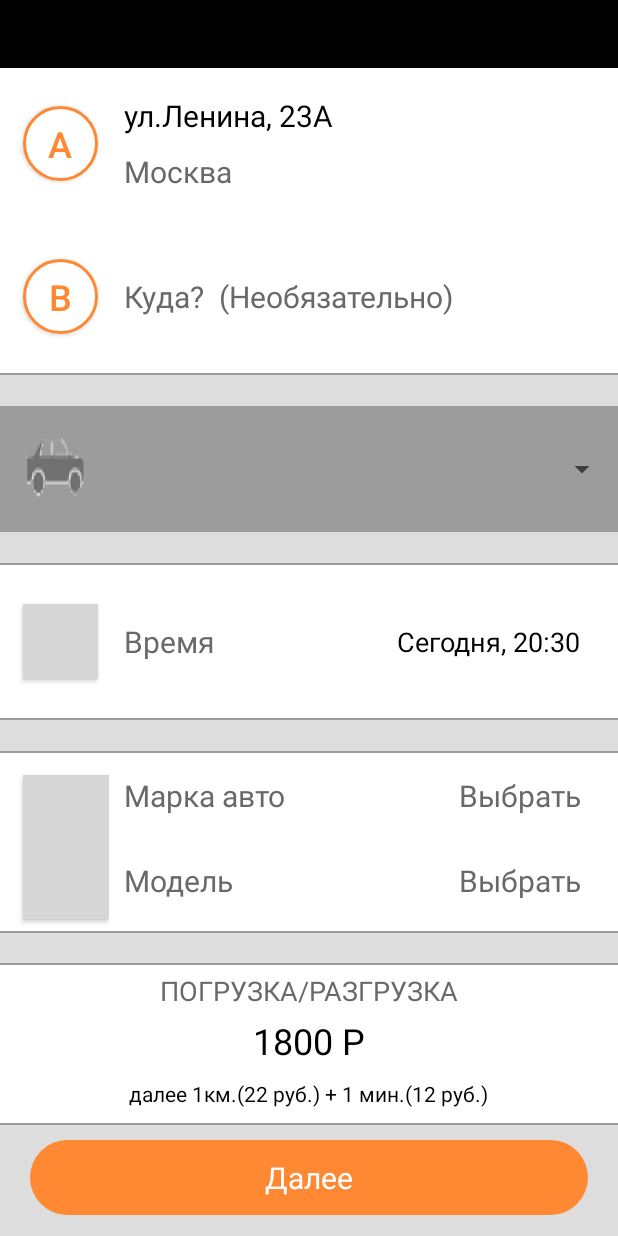
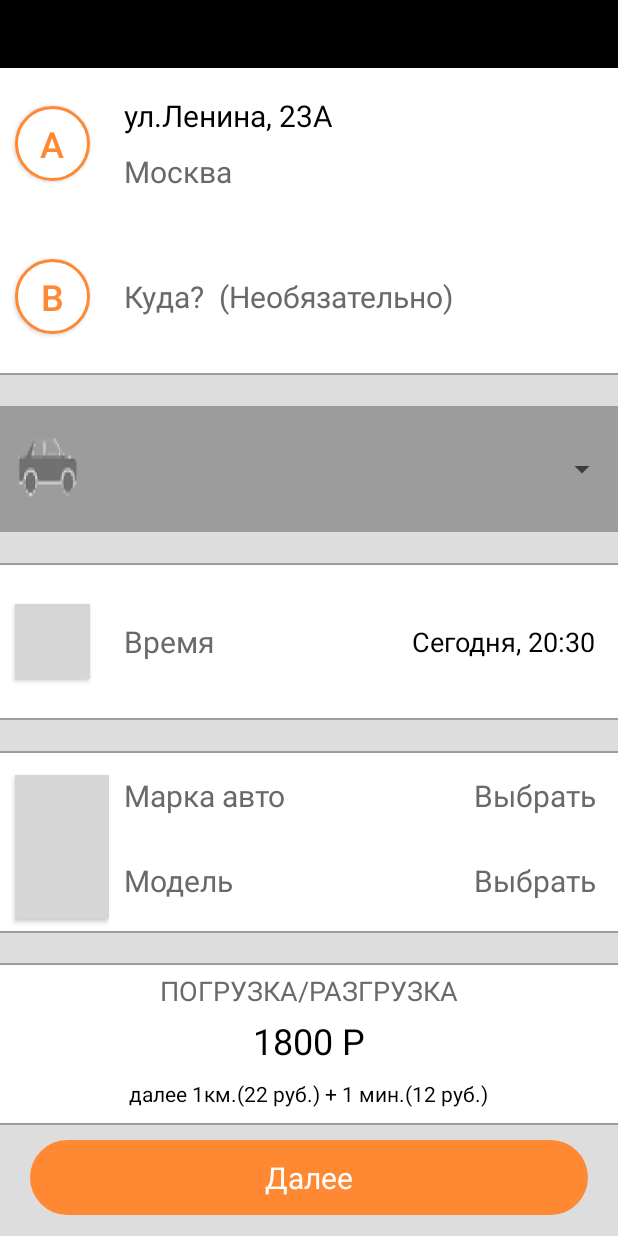
Before and after one commit to PapinPar/Evacuator, an Android app: the screen it shows after launch (MainActivity), on a phone screen of 412 x 824 dp. Run offline under Robolectric (Android 15) with nearby library versions, the phone set to English and light mode, and no system bars; grey boxes are pictures that could not be loaded.

Commit message:
init_0.0.3

```diff
--- a/app/src/main/res/layout/activity_main2.xml
+++ b/app/src/main/res/layout/activity_main2.xml
@@ -33,15 +33,15 @@
             <LinearLayout
                 android:layout_width="match_parent"
                 android:layout_height="match_parent"
-                android:layout_weight="3.3"
-                android:gravity="center_vertical">
+                android:gravity="center_vertical"
+                android:layout_weight="3.3">
                 <Button
                     android:layout_width="50dp"
                     android:layout_height="50dp"
                     android:background="@drawable/shape_image1"
                     android:text="A"
                     android:textSize="24dp"
-                    android:layout_marginLeft="15dp"
+                    android:layout_marginLeft="10dp"
                     android:textColor="@color/colorButton" />
             </LinearLayout>
             <LinearLayout
@@ -88,7 +88,7 @@
                     android:background="@drawable/shape_image1"
                     android:text="B"
                     android:textSize="24dp"
-                    android:layout_marginLeft="15dp"
+                    android:layout_marginLeft="10dp"
                     android:textColor="@color/colorButton" />
             </LinearLayout>
             <LinearLayout
@@ -135,7 +135,7 @@
             <ImageView
                 android:layout_width="wrap_content"
                 android:layout_height="match_parent"
-                android:layout_marginLeft="15dp"
+                android:layout_marginLeft="10dp"
                 android:background="@mipmap/icon_car"
                 android:layout_weight="0.08" />
 
@@ -172,7 +172,7 @@
                     android:layout_width="50dp"
                     android:layout_height="50dp"
                     android:textSize="24dp"
-                    android:layout_marginLeft="15dp"
+                    android:layout_marginLeft="10dp"
                     android:background="@mipmap/clock" />
             </LinearLayout>
             <LinearLayout
@@ -180,7 +180,7 @@
                 android:layout_height="match_parent"
                 android:orientation="horizontal"
                 android:gravity="center_vertical|left"
-                android:layout_weight="1.15">
+                android:layout_weight="1.5">
                 <TextView
                     android:layout_width="wrap_content"
                     android:layout_height="wrap_content"
@@ -194,11 +194,11 @@
                 android:layout_height="match_parent"
                 android:orientation="horizontal"
                 android:gravity="center_vertical|right"
-                android:layout_weight="1.2">
+                android:layout_weight="0.85">
                 <TextView
                     android:layout_width="wrap_content"
                     android:layout_height="wrap_content"
-                    android:layout_marginRight="25dp"
+                    android:layout_marginRight="15dp"
                     android:text="Сегодня, 20:30"
                     android:textSize="18dp"
                     android:layout_marginLeft="10dp"
@@ -232,7 +232,7 @@
                     android:layout_width="wrap_content"
                     android:layout_height="wrap_content"
                     android:background="@mipmap/avto"
-                    android:layout_marginLeft="15dp" />
+                    android:layout_marginLeft="10dp" />
             </LinearLayout>
             <LinearLayout
                 android:layout_width="match_parent"
@@ -274,7 +274,7 @@
                             android:layout_height="match_parent"
                             android:text="Выбрать"
                             android:textSize="20dp"
-                            android:layout_marginRight="25dp"
+                            android:layout_marginRight="15dp"
                             android:gravity="center_vertical"
                             android:textColor="@color/colorTextFont" />
                     </LinearLayout>
@@ -313,7 +313,7 @@
                             android:layout_height="match_parent"
                             android:text="Выбрать"
                             android:textSize="20dp"
-                            android:layout_marginRight="25dp"
+                            android:layout_marginRight="15dp"
                             android:gravity="center_vertical"
                             android:textColor="@color/colorTextFont" />
                     </LinearLayout>
```
